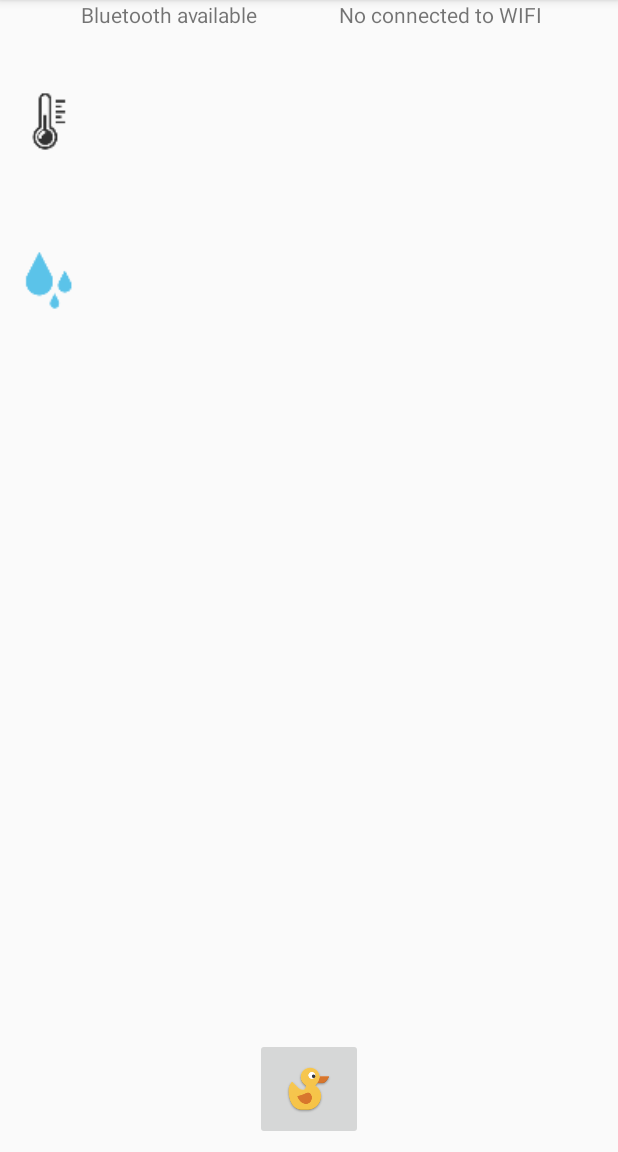
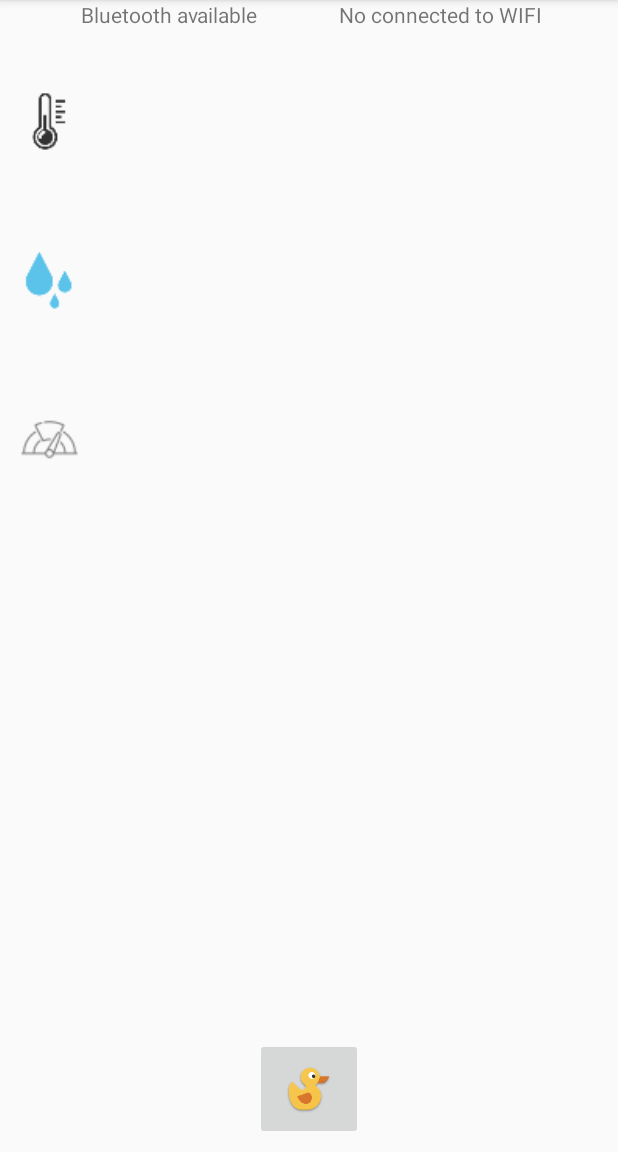
Before and after one commit to badetitou/LoverRemote, an Android app: the MainActivity screen opened directly, with no data from a screen before it, on a phone screen of 412 x 824 dp, the part 84-1236 px from its top. Run offline under Robolectric (Android 15) with nearby library versions, the phone set to English and light mode, and no system bars; 3 statements that could not run were skipped.

Commit message:
Update icon

```diff
--- a/app/src/main/java/io/badetitou/loverremote/MainActivity.java
+++ b/app/src/main/java/io/badetitou/loverremote/MainActivity.java
@@ -40,7 +40,12 @@ public class MainActivity extends AppCompatActivity {
     BluetoothDevice mDevice;
 
     TextView temperature;
+    TextView hydrometry;
+    TextView pressure;
     TextView bluetooth;
+
+    private Metrics currentMetrics = Metrics.Hydro;
+
 
     @Override
     protected void onCreate(Bundle savedInstanceState) {
@@ -55,7 +60,6 @@ public class MainActivity extends AppCompatActivity {
 
         TextView t = findViewById(R.id.connected);
         temperature = findViewById(R.id.temperature);
-        temperature.setText("");
 
         bluetooth = findViewById(R.id.bluetooth);
         ConnectivityManager connManager = (ConnectivityManager) getSystemService(Context.CONNECTIVITY_SERVICE);
@@ -168,7 +172,8 @@ public class MainActivity extends AppCompatActivity {
             if (data != null && data.length > 0) {
                 final StringBuilder stringBuilder = new StringBuilder(data.length);
                 for(byte byteChar : data)
-                    stringBuilder.append(String.format("%02X ", byteChar));
+                    //stringBuilder.append(String.format("%02X ", byteChar));
+                    stringBuilder.append(String.format("%c ", byteChar));
                 intent.putExtra(EXTRA_DATA, stringBuilder.toString());
                 Log.i(TAG, "SEND DATA : " + data);
             }
@@ -205,6 +210,7 @@ public class MainActivity extends AppCompatActivity {
 
 
     private void updateDisplay(String s){
+
         temperature.setText(s);
     }
 
--- /dev/null
+++ b/app/src/main/java/io/badetitou/loverremote/Metrics.java
@@ -0,0 +1,13 @@
+package io.badetitou.loverremote;
+
+import android.widget.TextView;
+
+/**
+ * Created by badetitou on 17/01/18.
+ */
+
+public enum Metrics {
+    Hydro(),
+    Pressure(),
+    Temperature()
+}
--- a/app/src/main/res/layout/activity_main.xml
+++ b/app/src/main/res/layout/activity_main.xml
@@ -77,6 +77,32 @@
                 android:layout_height="wrap_content" />
 
         </TableRow>
+
+
+            <TableRow
+                android:layout_width="368dp"
+                android:layout_height="458dp"
+                android:layout_marginEnd="8dp"
+                android:layout_marginStart="8dp"
+                android:layout_marginTop="56dp"
+                app:layout_constraintEnd_toEndOf="parent"
+                app:layout_constraintStart_toStartOf="parent"
+                app:layout_constraintTop_toTopOf="parent">
+
+                <ImageView
+                    android:id="@+id/pressuView"
+                    android:layout_width="50dp"
+                    android:layout_height="50dp"
+                    android:src="@drawable/pressure" />
+
+                <TextView
+                    android:id="@+id/pressure"
+                    android:layout_width="match_parent"
+                    android:layout_height="wrap_content" />
+
+            </TableRow>
+
+
     </TableLayout>
 
     <ImageButton
```
Also changed, not shown: app/src/main/res/drawable-hdpi/pressure.png (added), app/src/main/res/drawable-mdpi/pressure.png (added), app/src/main/res/drawable-xhdpi/pressure.png (added), app/src/main/res/drawable-xxhdpi/pressure.png (added).
